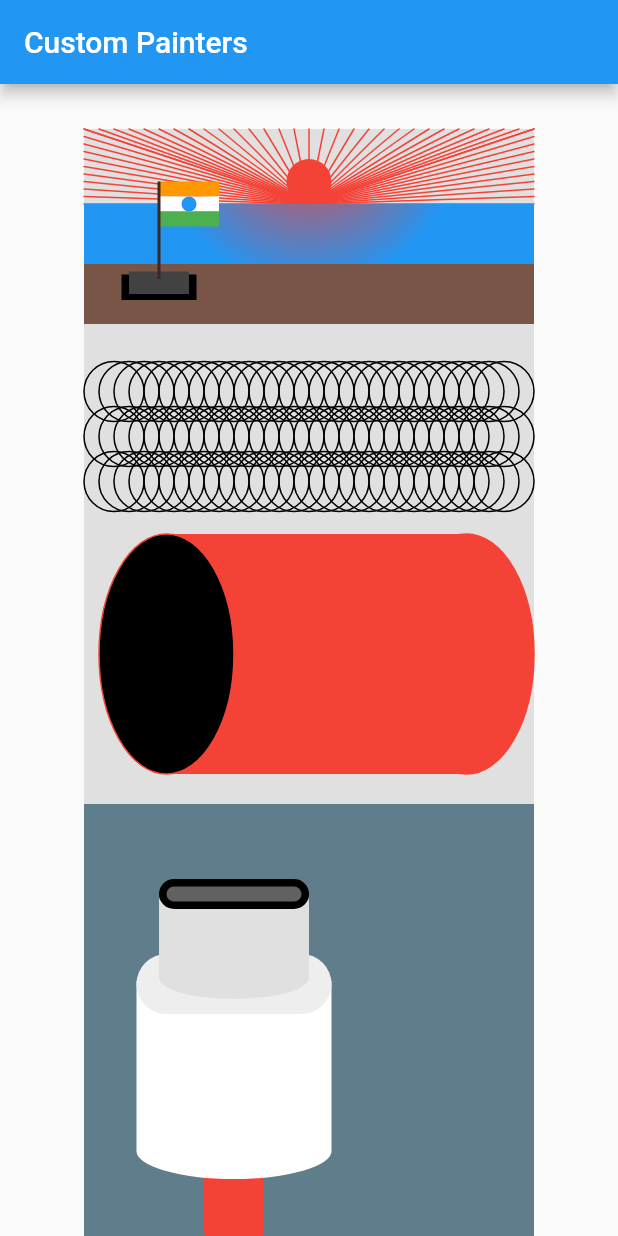
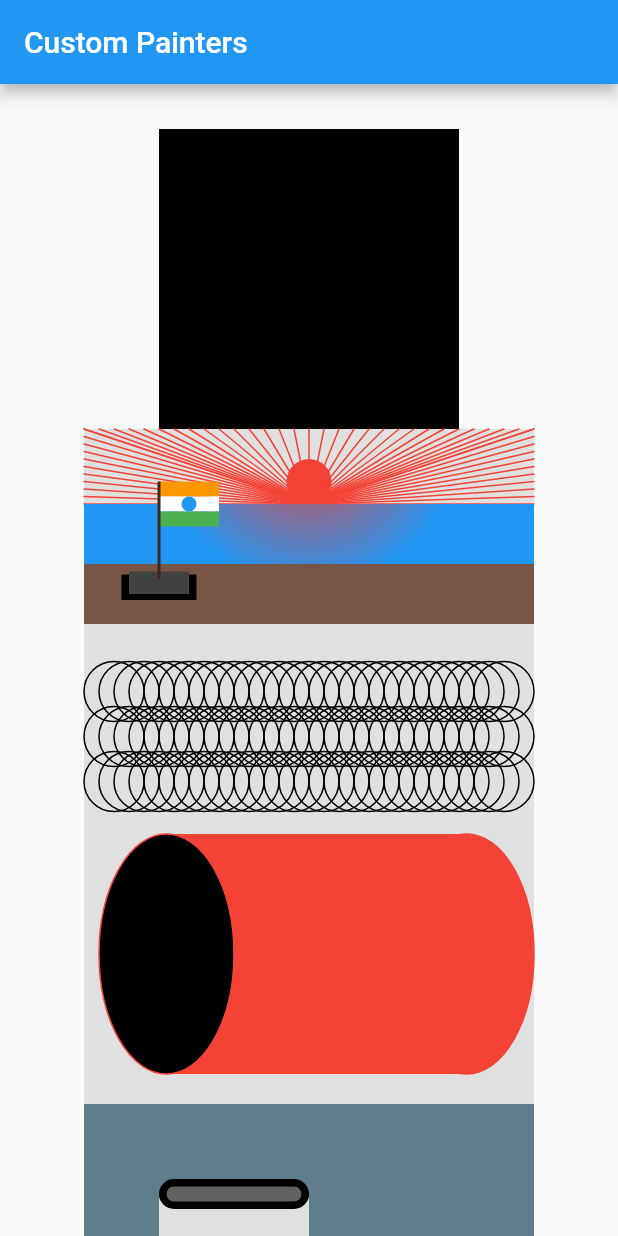
Before and after one commit to Kaushal-elRed/custom_painter, a Flutter app: the screen it shows after launch, on a phone screen of 412 x 824 dp. Run offline on Flutter 3.47's test engine with Material 2 defaults, Android fonts, the phone set to English and light mode, and no system bars.

Commit message:
custom clipper added

```diff
--- /dev/null
+++ b/lib/custom_cliper/custom_cliper.dart
@@ -0,0 +1,82 @@
+import 'package:flutter/material.dart';
+
+class Clipper extends StatelessWidget {
+  const Clipper({super.key});
+
+  @override
+  Widget build(BuildContext context) {
+    return Center(
+      child: Container(
+        color: Colors.black,
+        height: 200,
+        width: 200,
+        child: ClipPath(
+          clipper: TestClipper(),
+          child: Container(
+            color: Colors.orange,
+          ),
+        ),
+      ),
+    );
+  }
+}
+
+class TestClipper extends CustomClipper<Path> {
+  @override
+  getClip(Size size) {
+    double width = size.width;
+    double height = size.height;
+    Path path = Path();
+    // Parallelogram
+    // path.lineTo(width * 0.2, 0);
+    // path.lineTo(0, height);
+    // path.lineTo(width * 0.8, height);
+    // path.lineTo(width, 0);
+
+    // Trapazoid
+    // path.moveTo(width * 0.2, 0);
+    // path.lineTo(width * 0.8, 0);
+    // path.lineTo(width, height);
+    // path.lineTo(0, height);
+
+    // Diamond
+    // path.moveTo(width * 0.5, 0);
+    // path.lineTo(width, height * 0.5);
+    // path.lineTo(width * 0.5, height);
+    // path.lineTo(0, height * 0.5);
+
+    // Cresent moon
+    // path.moveTo(width * 0.5, 0);
+    // path.quadraticBezierTo(width * 0.05, height * 0.5, width * 0.5, height);
+    // path.quadraticBezierTo(-(width * 0.3), height * 0.5, width * 0.5, 0);
+
+    // Half Oval
+    // path.moveTo(0, height);
+    // path.cubicTo(0, 0, width, 0, width, height);
+
+    // Half circular Gate
+    // path.moveTo(0, height);
+    // path.cubicTo(-width * 0.2, 0, width * 1.2, 0, width, height);
+
+    // Wave
+    // double topMargin = height * 0.1;
+    // path.moveTo(0, height * 0.1);
+    // path.cubicTo(width * 0.1, height * 0.3, width * 0.3, height * 0.3,
+    //     width * 0.4, topMargin);
+
+    // path.cubicTo((width * 0.5), -(height * 0.03), width * 0.7, -(height * 0.03),
+    //     width * 0.8, topMargin);
+    // path.cubicTo(
+    //     width * 0.85, height * 0.2, width, height * 0.2, width, topMargin);
+    // path.lineTo(width, height);
+    // path.lineTo(0, height);
+
+
+    return path;
+  }
+
+  @override
+  bool shouldReclip(covariant CustomClipper oldClipper) {
+    return true;
+  }
+}
--- a/lib/main.dart
+++ b/lib/main.dart
@@ -1,3 +1,4 @@
+import 'package:custom_painter/custom_cliper/custom_cliper.dart';
 import 'package:custom_painter/my_circle_art.dart';
 import 'package:custom_painter/my_color_painter.dart';
 import 'package:custom_painter/my_painter.dart';
@@ -30,6 +31,7 @@ class HomePage extends StatelessWidget {
       body: ListView(
         children: [
           const SizedBox(height: 30),
+          const Clipper(),
           Center(
             child: ColoredBox(
               color: Colors.grey.shade300,
```
